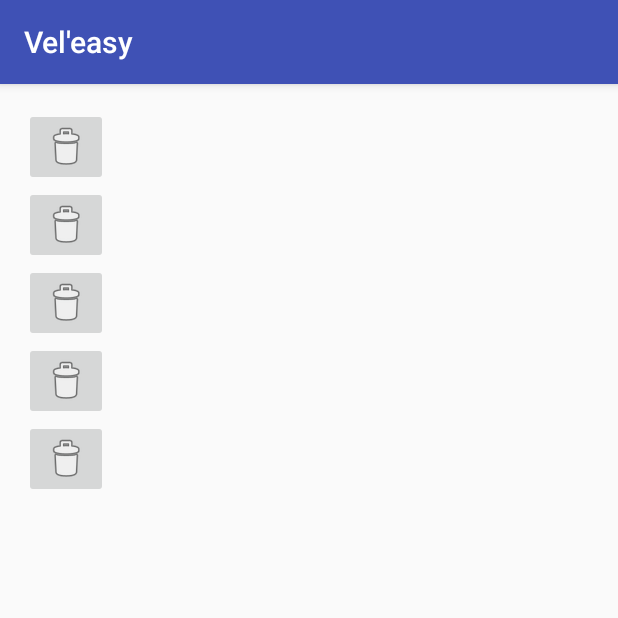
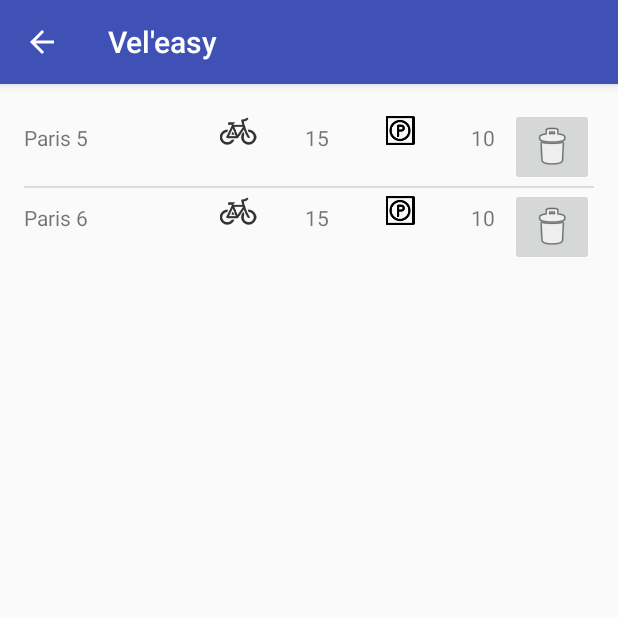
Before and after one commit to issathink/Vel-easy, an Android app: the FavActivity screen opened directly, with no data from a screen before it, on a phone screen of 412 x 824 dp, the top half of it. Run offline under Robolectric (Android 15) with nearby library versions, the phone set to English and light mode, and no system bars.

Commit message:
Working on Favorites

```diff
--- a/app/src/main/java/com/veleasy/veleasy/FavActivity.java
+++ b/app/src/main/java/com/veleasy/veleasy/FavActivity.java
@@ -2,24 +2,58 @@ package com.veleasy.veleasy;
 
 import android.content.Context;
 import android.content.SharedPreferences;
+import android.os.Bundle;
 import android.support.v7.app.AppCompatActivity;
-import android.os.Bundle;
-import android.widget.ImageButton;
+import android.util.Log;
+import android.view.MenuItem;
+import android.widget.ListView;
+
+import java.util.ArrayList;
+import java.util.List;
 
 public class FavActivity extends AppCompatActivity {
 
     SharedPreferences shared;
-    ImageButton del1, del2, del3, del4, del5;
+    ListView listView;
+    FavAdapter adapter;
 
     @Override
     protected void onCreate(Bundle savedInstanceState) {
         super.onCreate(savedInstanceState);
         setContentView(R.layout.activity_fav);
 
+        getSupportActionBar().setDisplayHomeAsUpEnabled(true);
         shared = getSharedPreferences(Tools.FAV, Context.MODE_PRIVATE);
-        del1 =
+        listView = (ListView) findViewById(R.id.favList);
+        adapter = new FavAdapter(this, R.layout.fav_item, getFavs());
+        listView.setAdapter(adapter);
+        int val = shared.getInt(Tools.FAV_COUNT, 0);
 
     }
 
+    @Override
+    public boolean onOptionsItemSelected(MenuItem item) {
+        switch (item.getItemId()) {
+            case android.R.id.home:
+                finish();
+                return true;
+        }
+        return super.onOptionsItemSelected(item);
+    }
 
+    public ArrayList<FavObject> getFavs() {
+        ArrayList<FavObject> list = new ArrayList<>();
+        list.add(new FavObject("Paris 5", 5));
+        list.add(new FavObject("Paris 6", 6));
+        return list;
+    }
+
+    public void updateFavs(List<FavObject> list) {
+        for(FavObject obj: list)
+            Log.e("UPDATE FAVS", obj.toString());
+    }
+
+    public void deleteFav(FavObject item) {
+        adapter.remove(item);
+    }
 }
--- /dev/null
+++ b/app/src/main/java/com/veleasy/veleasy/FavAdapter.java
@@ -0,0 +1,64 @@
+package com.veleasy.veleasy;
+
+import android.content.Context;
+import android.support.annotation.NonNull;
+import android.util.Log;
+import android.view.LayoutInflater;
+import android.view.View;
+import android.view.ViewGroup;
+import android.widget.ArrayAdapter;
+import android.widget.ImageButton;
+import android.widget.TextView;
+import android.widget.Toast;
+
+import java.util.List;
+
+/**
+ * Created by issa on 25/10/2016.
+ */
+
+public class FavAdapter extends ArrayAdapter<FavObject> {
+
+    private List<FavObject> objects;
+
+    public FavAdapter(Context context, int resource, List<FavObject> objects) {
+        super(context, resource, objects);
+        this.objects = objects;
+    }
+
+    @NonNull
+    @Override
+    public View getView(int position, View convertView, ViewGroup parent) {
+        if(convertView == null) {
+            LayoutInflater inflater = LayoutInflater.from(getContext());
+            convertView = inflater.inflate(R.layout.fav_item, null);
+            ViewHolder holder = new ViewHolder();
+            holder.textView = (TextView) convertView.findViewById(R.id.favText);
+            holder.imageButton = (ImageButton) convertView.findViewById(R.id.favDel);
+            convertView.setTag(holder);
+        }
+
+        final ViewHolder holder = (ViewHolder)convertView.getTag();
+        final FavObject item = getItem(position);
+
+        holder.textView.setText(item.getName());
+        holder.imageButton.setOnClickListener(new View.OnClickListener() {
+            @Override
+            public void onClick(View v) {
+                Toast.makeText(getContext(), "Deleting " + item, Toast.LENGTH_SHORT).show();
+                Log.e("DELETE FAV" , "deleting " + item);
+                objects.remove(item);
+                ((FavActivity)getContext()).deleteFav(item);
+                ((FavActivity)getContext()).updateFavs(objects);
+            }
+        });
+
+        return convertView;
+    }
+
+    private static class ViewHolder {
+        public TextView textView;
+        public ImageButton imageButton;
+    }
+
+}
--- /dev/null
+++ b/app/src/main/java/com/veleasy/veleasy/FavObject.java
@@ -0,0 +1,56 @@
+package com.veleasy.veleasy;
+
+/**
+ * Created by issa on 25/10/2016.
+ */
+
+public class FavObject {
+    private String name;
+    private Integer number;
+    private int nbPlaces;
+    private int nbVelib;
+
+    public FavObject(String name, Integer number) {
+        this.name = name;
+        this.number = number;
+        this.nbPlaces = 0;
+        this.nbVelib = 0;
+    }
+
+    public int getNbPlaces() {
+        return nbPlaces;
+    }
+
+    public void setNbPlaces(int nbPlaces) {
+        this.nbPlaces = nbPlaces;
+    }
+
+    public int getNbVelib() {
+        return nbVelib;
+    }
+
+    public void setNbVelib(int nbVelib) {
+        this.nbVelib = nbVelib;
+    }
+
+    public Integer getNumber() {
+        return number;
+    }
+
+    public String getName() {
+        return name;
+    }
+
+    public void setName(String name) {
+        this.name = name;
+    }
+
+    public void setNumber(Integer number) {
+        this.number = number;
+    }
+
+    @Override
+    public String toString() {
+        return "name: " + name + " number: " + number;
+    }
+}
--- a/app/src/main/java/com/veleasy/veleasy/MapsActivity.java
+++ b/app/src/main/java/com/veleasy/veleasy/MapsActivity.java
@@ -3,7 +3,6 @@ package com.veleasy.veleasy;
 import android.Manifest;
 import android.content.Intent;
 import android.content.pm.PackageManager;
-import android.graphics.drawable.Drawable;
 import android.location.Location;
 import android.os.Bundle;
 import android.provider.Settings;
--- a/app/src/main/res/layout/activity_fav.xml
+++ b/app/src/main/res/layout/activity_fav.xml
@@ -1,101 +1,22 @@
 <?xml version="1.0" encoding="utf-8"?>
-<ScrollView xmlns:android="http://schemas.android.com/apk/res/android"
+<LinearLayout xmlns:android="http://schemas.android.com/apk/res/android"
     xmlns:tools="http://schemas.android.com/tools"
-    android:layout_width="match_parent"
-    android:layout_height="match_parent">
-
-    <LinearLayout
     android:id="@+id/activity_fav"
     android:layout_width="match_parent"
     android:layout_height="wrap_content"
+    android:orientation="vertical"
     android:paddingBottom="@dimen/activity_vertical_margin"
     android:paddingLeft="@dimen/activity_horizontal_margin"
     android:paddingRight="@dimen/activity_horizontal_margin"
     android:paddingTop="@dimen/activity_vertical_margin"
-        android:orientation="vertical"
     tools:context="com.veleasy.veleasy.FavActivity">
 
-        <LinearLayout
-            android:id="@+id/fav1"
+    <ListView
+        android:id="@+id/favList"
         android:layout_width="match_parent"
         android:layout_height="wrap_content">
 
-            <TextView
-                android:id="@+id/fav1Text"
-                android:layout_width="wrap_content"
-                android:layout_height="wrap_content" />
+    </ListView>
 
-            <ImageButton
-                android:id="@+id/fav1Del"
-                android:layout_width="wrap_content"
-                android:layout_height="wrap_content"
-                android:src="@android:drawable/ic_menu_delete" />
-        </LinearLayout>
-
-        <LinearLayout
-            android:id="@+id/fav2"
-            android:layout_width="match_parent"
-            android:layout_height="wrap_content">
-            <TextView
-                android:id="@+id/fav2Text"
-                android:layout_width="wrap_content"
-                android:layout_height="wrap_content" />
-            <ImageButton
-                android:id="@+id/fav2Del"
-                android:layout_width="wrap_content"
-                android:layout_height="wrap_content"
-                android:src="@android:drawable/ic_menu_delete" />
-        </LinearLayout>
-
-        <LinearLayout
-            android:id="@+id/fav3"
-            android:layout_width="match_parent"
-            android:layout_height="wrap_content">
-            <TextView
-                android:id="@+id/fav3Text"
-                android:layout_width="wrap_content"
-                android:layout_height="wrap_content" />
-
-            <ImageButton
-                android:id="@+id/fav3Del"
-                android:layout_width="wrap_content"
-                android:layout_height="wrap_content"
-                android:src="@android:drawable/ic_menu_delete" />
-        </LinearLayout>
-
-        <LinearLayout
-            android:id="@+id/fav4"
-            android:layout_width="match_parent"
-            android:layout_height="wrap_content">
-
-            <TextView
-                android:id="@+id/fav4Text"
-                android:layout_width="wrap_content"
-                android:layout_height="wrap_content" />
-
-            <ImageButton
-                android:id="@+id/fav4Del"
-                android:layout_width="wrap_content"
-                android:layout_height="wrap_content"
-                android:src="@android:drawable/ic_menu_delete" />
-        </LinearLayout>
-
-        <LinearLayout
-            android:id="@+id/fav5"
-            android:layout_width="match_parent"
-            android:layout_height="wrap_content">
-
-            <TextView
-                android:id="@+id/fav5Text"
-                android:layout_width="wrap_content"
-                android:layout_height="wrap_content" />
-
-            <ImageButton
-                android:id="@+id/fav5Del"
-                android:layout_width="wrap_content"
-                android:layout_height="wrap_content"
-                android:src="@android:drawable/ic_menu_delete" />
-        </LinearLayout>
 
 </LinearLayout>
-</ScrollView>
--- /dev/null
+++ b/app/src/main/res/layout/fav_item.xml
@@ -0,0 +1,48 @@
+<?xml version="1.0" encoding="utf-8"?>
+<LinearLayout xmlns:android="http://schemas.android.com/apk/res/android"
+    android:layout_width="match_parent"
+    android:layout_height="match_parent">
+
+    <TextView
+        android:id="@+id/favText"
+        android:layout_width="0dp"
+        android:layout_height="wrap_content"
+        android:layout_weight="1" />
+
+    <ImageView
+        android:layout_width="15dp"
+        android:layout_height="30dp"
+        android:layout_weight="0.5"
+        android:paddingBottom="5dp"
+        android:src="@mipmap/bicycle" />
+
+    <TextView
+        android:id="@+id/nbVelib"
+        android:padding="10dp"
+        android:layout_width="wrap_content"
+        android:layout_height="wrap_content"
+        android:text="15"/>
+
+    <ImageView
+        android:padding="5dp"
+        android:paddingTop="10dp"
+        android:layout_width="20dp"
+        android:layout_height="30dp"
+        android:layout_weight="0.5"
+        android:paddingBottom="5dp"
+        android:src="@mipmap/parking" />
+
+    <TextView
+        android:id="@+id/nbPlaces"
+        android:padding="10dp"
+        android:layout_width="wrap_content"
+        android:layout_height="wrap_content"
+        android:text="10"/>
+
+    <ImageButton
+        android:id="@+id/favDel"
+        android:layout_width="wrap_content"
+        android:layout_height="wrap_content"
+        android:src="@android:drawable/ic_menu_delete" />
+
+</LinearLayout>
```
Lines whose indentation alone changed are shown as unchanged.
